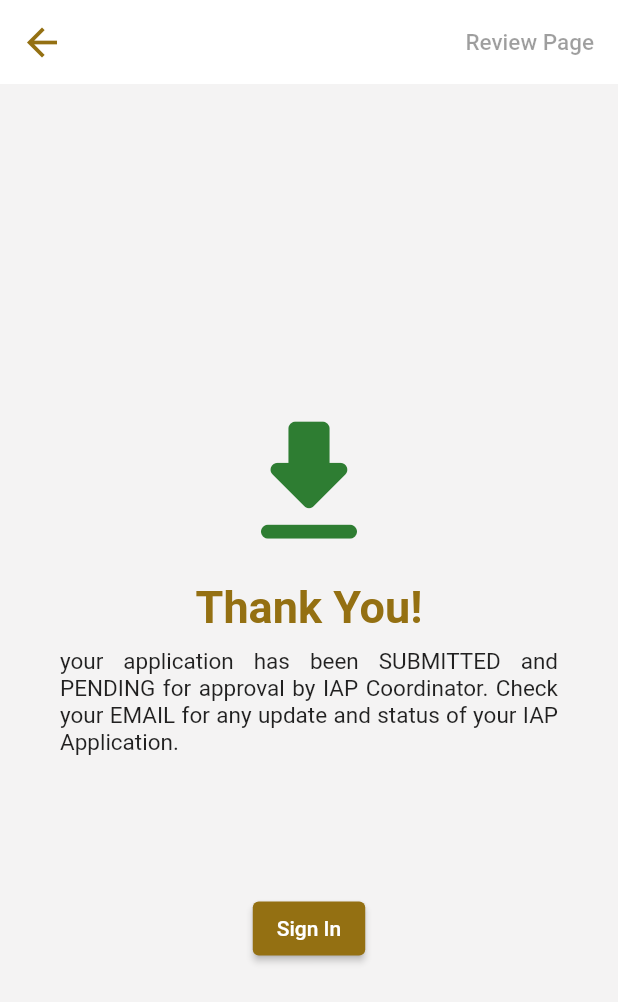
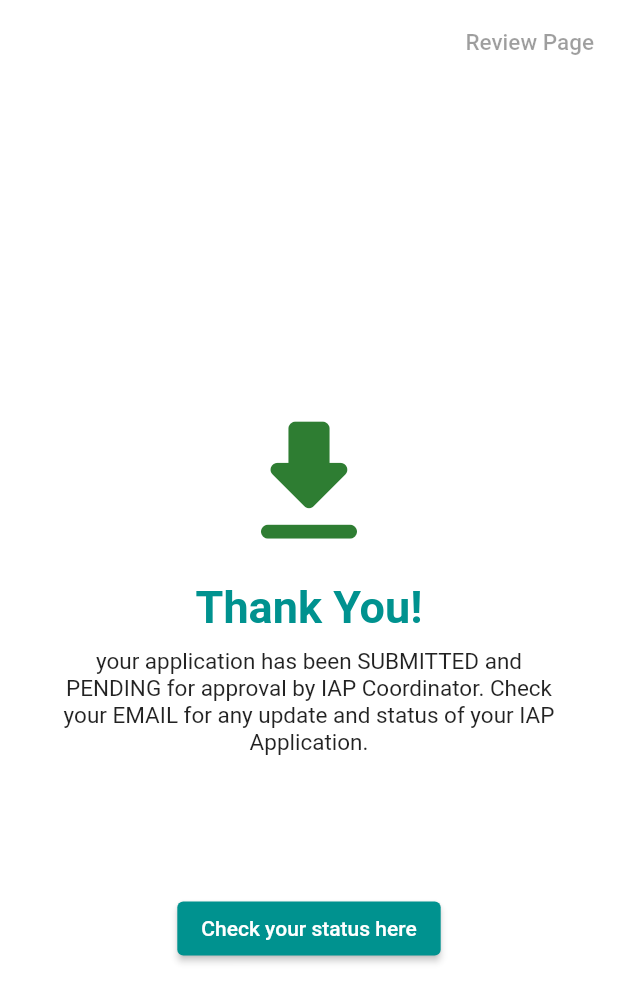
Before and after one commit to KhadijahArizal/Student, a Flutter app: the AdminReviewPage screen opened by its route, on a phone screen of 412 x 824 dp. Shown: the top 1002 px of the screen. Run offline on Flutter 3.47's test engine with Material 2 defaults, Android fonts, the phone set to English and light mode, and no system bars; our stand-ins replace cloud_firestore, file_picker, firebase_auth, firebase_core, firebase_database, firebase_storage and 3 more; missing offline and left inert: advance_pdf_viewer; accounts and stored records are empty; Roboto replaces fonts that are missing (Futura).

Commit message:
adminReview.dart

```diff
--- a/lib/layerOne/adminReview.dart
+++ b/lib/layerOne/adminReview.dart
@@ -1,5 +1,8 @@
+import 'package:firebase_auth/firebase_auth.dart';
 import 'package:flutter/material.dart';
 import 'package:provider/provider.dart';
+import 'package:student/LayerTwo/Tab/data.dart';
+//import 'package:provider/provider.dart';
 
 class AdminReviewPage extends StatefulWidget {
   const AdminReviewPage({
@@ -31,9 +34,10 @@ class _AdminReviewPageState extends State<AdminReviewPage> {
 
   @override
   Widget build(BuildContext context) {
-    //Map<String, dynamic> userData = ModalRoute.of(context)!.settings.arguments as Map<String, dynamic>;
+    User? user = FirebaseAuth.instance.currentUser;
+    var studentData = Provider.of<Data>(context);
     return Scaffold(
-      backgroundColor: const Color.fromRGBO(244, 243, 243, 1),
+      backgroundColor: Colors.white,
       appBar: AppBar(
         title: const Row(mainAxisAlignment: MainAxisAlignment.end, children: [
           Text(
@@ -46,9 +50,10 @@ class _AdminReviewPageState extends State<AdminReviewPage> {
         backgroundColor: Colors.white,
         elevation: 0,
         iconTheme: const IconThemeData(
-          color: Color.fromRGBO(148, 112, 18, 1),
+          color: Color.fromRGBO(0, 146, 143, 10),
           size: 30,
         ),
+        automaticallyImplyLeading: false
       ),
       body: Center(
         child: Column(
@@ -73,7 +78,7 @@ class _AdminReviewPageState extends State<AdminReviewPage> {
                     child: Text(
                       'Thank You!',
                       style: TextStyle(
-                        color: Color.fromRGBO(148, 112, 18, 1),
+                        color: Color.fromRGBO(0, 146, 143, 10),
                         fontSize: 30,
                         fontWeight: FontWeight.bold,
                         fontFamily: 'Futura',
@@ -90,50 +95,52 @@ class _AdminReviewPageState extends State<AdminReviewPage> {
                           fontSize: 15,
                           fontFamily: 'Futura',
                         ),
-                        textAlign: TextAlign.justify,
+                        textAlign: TextAlign.center,
                       ),
                     ),
                   ),
                   Padding(
                     padding:
                         const EdgeInsets.only(bottom: 10, left: 20, right: 20),
-                    child: Column(children: [
-                      Text(name.text,
+                    child:
+                    Consumer<Data>(builder: (context, Data, child) {
+          return Column(children: [
+                      Text(studentData.iapname.text,
                           style: const TextStyle(
-                            color: Color.fromRGBO(148, 112, 18, 1),
+                            color: Color.fromRGBO(0, 146, 143, 10),
                             fontSize: 15,
                             fontWeight: FontWeight.bold,
                             fontFamily: 'Futura',
                           )),
                       Text(
-                          matric.text, //'Matric: ${userData['matric'] ?? '-'}',
+                          studentData.matric.text, //'Matric: ${userData['matric'] ?? '-'}',
                           style: const TextStyle(
-                            color: Color.fromRGBO(148, 112, 18, 1),
+                            color: Color.fromRGBO(0, 146, 143, 10),
                             fontSize: 15,
                             fontWeight: FontWeight.bold,
                             fontFamily: 'Futura',
                           )),
-                      Text(email.text,
+                      Text('${user?.email}',
                           style: const TextStyle(
-                            color: Color.fromRGBO(148, 112, 18, 1),
+                            color: Color.fromRGBO(0, 146, 143, 10),
                             fontSize: 15,
                             fontWeight: FontWeight.bold,
                             fontFamily: 'Futura',
                           ))
-                    ]),
+                    ]);}),
                   ),
                 ],
               ),
             ),
             ElevatedButton(
               onPressed: () {
-                Navigator.pushNamed(context, '/signIn');
+                Navigator.pushNamed(context, '/summary');
               },
               style: ElevatedButton.styleFrom(
-                backgroundColor: const Color.fromRGBO(148, 112, 18, 1),
+                backgroundColor: const Color.fromRGBO(0, 146, 143, 10),
               ),
               child: const Text(
-                'Sign In',
+                'Check your status here',
                 style: TextStyle(
                   color: Colors.white,
                   fontFamily: 'Futura',
```
